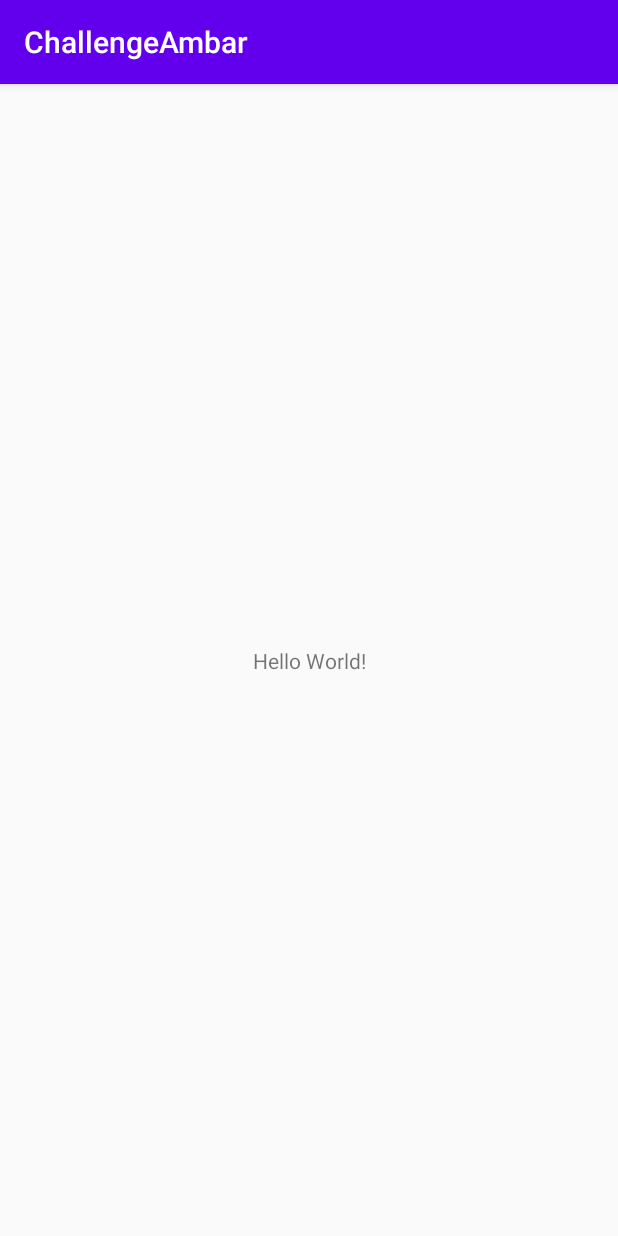
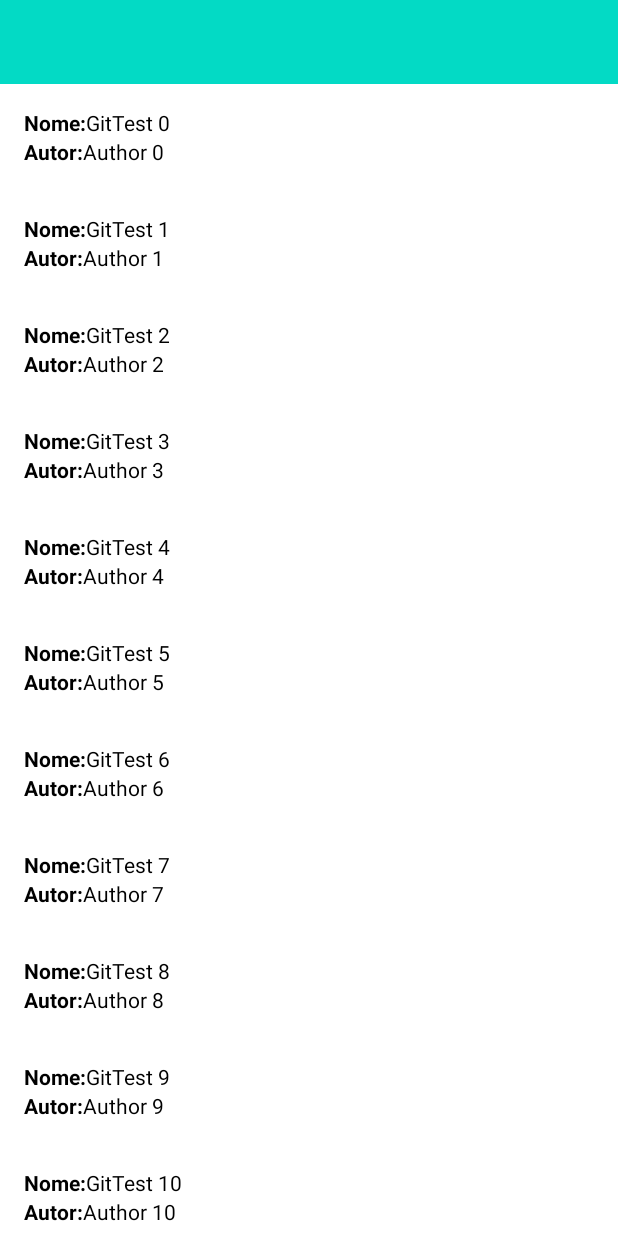
Before and after one commit to renatac/AmbChangelleger, an Android app: the screen it shows after launch (MainActivity), on a phone screen of 412 x 824 dp. Run offline under Robolectric (Android 15) with nearby library versions, the phone set to English and light mode, and no system bars.

Commit message:
Fake list yet

```diff
--- a/app/build.gradle
+++ b/app/build.gradle
@@ -31,7 +31,20 @@ dependencies {
     implementation 'androidx.appcompat:appcompat:1.2.0'
     implementation 'androidx.core:core-ktx:1.3.1'
     implementation 'androidx.constraintlayout:constraintlayout:1.1.3'
-    testImplementation 'junit:junit:4.12'
-    androidTestImplementation 'androidx.test.ext:junit:1.1.1'
+
+    implementation "androidx.recyclerview:recyclerview:$recyclerviewVersion"
+    implementation "androidx.recyclerview:recyclerview-selection:$recyclerviewVersion-rc01"
+
+    implementation "androidx.lifecycle:lifecycle-viewmodel-ktx:$lifecycleVersion"
+    implementation "androidx.lifecycle:lifecycle-extensions:$lifecycleVersion"
+
+    implementation "com.squareup.retrofit2:retrofit:$retrofitVersion"
+
+    implementation 'com.google.code.gson:gson:2.8.6'
+    api "com.squareup.retrofit2:converter-gson:${retrofitVersion}"
+
+    testImplementation 'junit:junit:4.13'
+    androidTestImplementation 'androidx.test.ext:junit:1.1.2'
     androidTestImplementation 'androidx.test.espresso:espresso-core:3.2.0'
+
 }
--- a/app/src/main/AndroidManifest.xml
+++ b/app/src/main/AndroidManifest.xml
@@ -9,7 +9,7 @@
         android:roundIcon="@mipmap/ic_launcher_round"
         android:supportsRtl="true"
         android:theme="@style/AppTheme">
-        <activity android:name=".view.MainActivity">
+        <activity android:name=".view.activities.MainActivity">
             <intent-filter>
                 <action android:name="android.intent.action.MAIN" />
 
--- a/app/src/main/java/com/example/challengeambar/data/UserRepositoryImpl.kt
+++ b/app/src/main/java/com/example/challengeambar/data/UserRepositoryImpl.kt
@@ -1 +1,5 @@
 package com.example.challengeambar.data
+
+class UserRepositoryImpl : UserRepository{
+
+}
--- a/app/src/main/java/com/example/challengeambar/data/model/User.kt
+++ b/app/src/main/java/com/example/challengeambar/data/model/User.kt
@@ -1,4 +1,6 @@
 package com.example.challengeambar.data.model
 
-data class User {
-}
+data class User(
+    val name: String,
+    val author: String
+)
--- a/app/src/main/java/com/example/challengeambar/view/MainActivity.kt
+++ /dev/null
@@ -1,13 +0,0 @@
-package com.example.challengeambar.view
-
-import androidx.appcompat.app.AppCompatActivity
-import android.os.Bundle
-import com.example.challengeambar.R
-
-class MainActivity : AppCompatActivity() {
-
-    override fun onCreate(savedInstanceState: Bundle?) {
-        super.onCreate(savedInstanceState)
-        setContentView(R.layout.activity_main)
-    }
-}
--- /dev/null
+++ b/app/src/main/java/com/example/challengeambar/view/activities/MainActivity.kt
@@ -0,0 +1,45 @@
+package com.example.challengeambar.view.activities
+
+import android.os.Bundle
+import androidx.lifecycle.ViewModelProvider
+import androidx.recyclerview.widget.LinearLayoutManager
+import androidx.recyclerview.widget.RecyclerView
+import com.example.challengeambar.R
+import com.example.challengeambar.data.model.User
+import com.example.challengeambar.view.adapters.MyAdapter
+import com.example.challengeambar.view.communs.BaseActivity
+import com.example.challengeambar.viewmodel.viewModel
+import kotlinx.android.synthetic.main.activity_main.*
+
+class MainActivity : BaseActivity() {
+
+    override fun onCreate(savedInstanceState: Bundle?) {
+        super.onCreate(savedInstanceState)
+        setContentView(R.layout.activity_main)
+
+        val viewModel = ViewModelProvider(this).get(viewModel::class.java)
+
+        with(recyclerView) {
+            layoutManager = LinearLayoutManager(
+                context,
+                RecyclerView.VERTICAL, false
+            )
+            setHasFixedSize(true)
+
+            val fakeUser: List<User> = listOf(
+                User("GitTest 0", "Author 0"),
+            User("GitTest 1", "Author 1"),
+            User("GitTest 2", "Author 2"),
+            User("GitTest 3", "Author 3"),
+            User("GitTest 4", "Author 4"),
+            User("GitTest 5", "Author 5"),
+            User("GitTest 6", "Author 6"),
+            User("GitTest 7", "Author 7"),
+            User("GitTest 8", "Author 8"),
+            User("GitTest 9", "Author 9"),
+            User("GitTest 10", "Author 10"))
+
+            adapter = MyAdapter(fakeUser)
+        }
+    }
+}
--- /dev/null
+++ b/app/src/main/java/com/example/challengeambar/view/adapters/Adapter.kt
@@ -0,0 +1,45 @@
+package com.example.challengeambar.view.adapters
+
+import android.view.LayoutInflater
+import android.view.View
+import android.view.ViewGroup
+import androidx.recyclerview.widget.RecyclerView
+import com.example.challengeambar.R
+import com.example.challengeambar.data.model.User
+import kotlinx.android.synthetic.main.item_list.view.*
+
+class MyAdapter(
+    private val user: List<User>
+//    val onItemClickListener: ((user: User) -> Unit)
+) : RecyclerView.Adapter<MyAdapter.MyViewHolder>() {
+
+    override fun onCreateViewHolder(
+        parent: ViewGroup,
+        viewType: Int
+    ): MyAdapter.MyViewHolder {
+
+        val textView = LayoutInflater.from(parent.context)
+            .inflate(R.layout.item_list, parent, false)
+        return MyViewHolder(textView)
+    }
+
+    override fun onBindViewHolder(viewHolder: MyViewHolder, position: Int) {
+        viewHolder.bindView(user[position])
+    }
+
+    override fun getItemCount() = user.size
+
+    class MyViewHolder(itemView: View
+//                       , private val onItemClickListener: ((user: User)->Unit)
+): RecyclerView.ViewHolder(itemView) {
+
+        fun bindView(user: User){
+            itemView.textName.text =  user.name
+            itemView.textAuthor.text  = user.author
+
+//            itemView.setOnClickListener{
+//                onItemClickListener.invoke(user)
+//            }
+        }
+    }
+}
--- /dev/null
+++ b/app/src/main/java/com/example/challengeambar/view/communs/BaseActivity.kt
@@ -0,0 +1,16 @@
+package com.example.challengeambar.view.communs
+
+import androidx.appcompat.app.AppCompatActivity
+import androidx.appcompat.widget.Toolbar
+
+open class BaseActivity : AppCompatActivity() {
+
+    protected fun setupToolbar(toolbar: Toolbar, titleIDRes: Int,
+                               hasBackArrow: Boolean = false) {
+        toolbar.title = getString(titleIDRes)
+        setSupportActionBar(toolbar)
+        if (hasBackArrow) {
+            supportActionBar?.setDisplayHomeAsUpEnabled(true)
+        }
+    }
+}
--- a/app/src/main/java/com/example/challengeambar/viewmodel/ViewModel.kt
+++ b/app/src/main/java/com/example/challengeambar/viewmodel/viewModel.kt
@@ -2,5 +2,5 @@ package com.example.challengeambar.viewmodel
 
 import androidx.lifecycle.ViewModel
 
-class ViewModel : ViewModel() {
+class viewModel : ViewModel() {
 }
--- a/app/src/main/res/layout/activity_main.xml
+++ b/app/src/main/res/layout/activity_main.xml
@@ -1,18 +1,45 @@
-<?xml version="1.0" encoding="utf-8"?>
-<androidx.constraintlayout.widget.ConstraintLayout xmlns:android="http://schemas.android.com/apk/res/android"
+    <androidx.constraintlayout.widget.ConstraintLayout
+        xmlns:android="http://schemas.android.com/apk/res/android"
         xmlns:app="http://schemas.android.com/apk/res-auto"
         xmlns:tools="http://schemas.android.com/tools"
         android:layout_width="match_parent"
         android:layout_height="match_parent"
-    tools:context=".view.MainActivity">
+        tools:context=".view.activities.MainActivity">
+
+        <include
+            android:id="@+id/toolbarMain"
+            layout="@layout/common_toolbar"
+            app:layout_constraintEnd_toEndOf="parent"
+            app:layout_constraintStart_toStartOf="parent"
+            app:layout_constraintTop_toTopOf="parent" />
+
+        <ViewFlipper
+            android:id="@+id/viewFlipper"
+            android:layout_width="0dp"
+            android:layout_height="0dp"
+            app:layout_constraintBottom_toBottomOf="parent"
+            app:layout_constraintEnd_toEndOf="parent"
+            app:layout_constraintStart_toStartOf="parent"
+            app:layout_constraintTop_toBottomOf="@id/toolbarMain">
+
+            <androidx.recyclerview.widget.RecyclerView
+                android:id="@+id/recyclerView"
+                android:layout_width="match_parent"
+                android:layout_height="match_parent"
+                tools:listitem="@layout/item_list" />
+
+            <ProgressBar
+                android:layout_width="wrap_content"
+                android:layout_height="wrap_content"
+                android:layout_gravity="center" />
 
             <TextView
+                android:id="@+id/textViewError"
                 android:layout_width="wrap_content"
                 android:layout_height="wrap_content"
-        android:text="Hello World!"
-        app:layout_constraintBottom_toBottomOf="parent"
-        app:layout_constraintLeft_toLeftOf="parent"
-        app:layout_constraintRight_toRightOf="parent"
-        app:layout_constraintTop_toTopOf="parent" />
+                android:layout_gravity="center"
+                tools:text="Erro 500"/>
+
+        </ViewFlipper>
 
     </androidx.constraintlayout.widget.ConstraintLayout>
--- /dev/null
+++ b/app/src/main/res/layout/common_toolbar.xml
@@ -0,0 +1,7 @@
+<?xml version="1.0" encoding="utf-8"?>
+<androidx.appcompat.widget.Toolbar
+    xmlns:android="http://schemas.android.com/apk/res/android"
+    android:id="@+id/toolbar"
+    android:layout_width="match_parent"
+    android:layout_height="?android:attr/actionBarSize"
+    android:background="@color/colorAccent" />
--- /dev/null
+++ b/app/src/main/res/layout/item_list.xml
@@ -0,0 +1,49 @@
+<?xml version="1.0" encoding="utf-8"?>
+<LinearLayout
+    xmlns:android="http://schemas.android.com/apk/res/android"
+    xmlns:tools="http://schemas.android.com/tools"
+    android:layout_width="match_parent"
+    android:layout_height="wrap_content"
+    android:padding="16dp"
+    android:orientation="vertical">
+
+    <LinearLayout
+        android:layout_width="wrap_content"
+        android:layout_height="wrap_content"
+        android:orientation="horizontal">
+
+        <TextView
+            android:layout_width="wrap_content"
+            android:layout_height="wrap_content"
+            android:text="@string/name"
+            android:textStyle="bold"/>
+
+        <androidx.appcompat.widget.AppCompatTextView
+            android:id="@+id/textName"
+            android:layout_width="wrap_content"
+            android:layout_height="wrap_content"
+            tools:text="Name"
+            android:textColor="@android:color/black"/>
+
+    </LinearLayout>
+
+    <LinearLayout
+        android:layout_width="wrap_content"
+        android:layout_height="wrap_content"
+        android:orientation="horizontal">
+
+        <TextView
+            android:layout_width="wrap_content"
+            android:layout_height="wrap_content"
+            android:text="@string/author"
+            android:textStyle="bold"/>
+
+        <androidx.appcompat.widget.AppCompatTextView
+            android:id="@+id/textAuthor"
+            android:layout_width="wrap_content"
+            android:layout_height="wrap_content"
+            tools:text="Author"
+            android:textColor="@android:color/black"/>
+    </LinearLayout>
+
+</LinearLayout>
--- a/app/src/main/res/values/colors.xml
+++ b/app/src/main/res/values/colors.xml
@@ -3,4 +3,6 @@
     <color name="colorPrimary">#6200EE</color>
     <color name="colorPrimaryDark">#3700B3</color>
     <color name="colorAccent">#03DAC5</color>
+    <color name="white">#fff</color>
+    <color name="black">#000</color>
 </resources>
--- a/app/src/main/res/values/strings.xml
+++ b/app/src/main/res/values/strings.xml
@@ -1,3 +1,11 @@
 <resources>
     <string name="app_name">ChallengeAmbar</string>
+
+    <!--Communs-->
+
+    <!--MainActivity-->
+    <string name="name">Nome: </string>
+    <string name="author">Autor: </string>
+
+
 </resources>
--- a/app/src/main/res/values/styles.xml
+++ b/app/src/main/res/values/styles.xml
@@ -1,11 +1,15 @@
 <resources>
-
-    <!-- Base application theme. -->
-    <style name="AppTheme" parent="Theme.AppCompat.Light.DarkActionBar">
+    <style name="AppTheme" parent="Theme.AppCompat.NoActionBar">
         <!-- Customize your theme here. -->
         <item name="colorPrimary">@color/colorPrimary</item>
         <item name="colorPrimaryDark">@color/colorPrimaryDark</item>
         <item name="colorAccent">@color/colorAccent</item>
+        <item name="android:windowBackground">@color/white</item>
+        <item name="android:textViewStyle">@style/TxtViewDefaultStyle</item>
+    </style>
+
+    <style name="TxtViewDefaultStyle">
+        <item name="android:textColor">@color/black</item>
     </style>
 
 </resources>
--- a/build.gradle
+++ b/build.gradle
@@ -24,6 +24,12 @@ allprojects {
     }
 }
 
+ext {
+    recyclerviewVersion = "1.1.0"
+    lifecycleVersion = "2.2.0"
+    retrofitVersion = "2.6.0"
+}
+
 task clean(type: Delete) {
     delete rootProject.buildDir
 }
```
Lines whose indentation alone changed are shown as unchanged.
